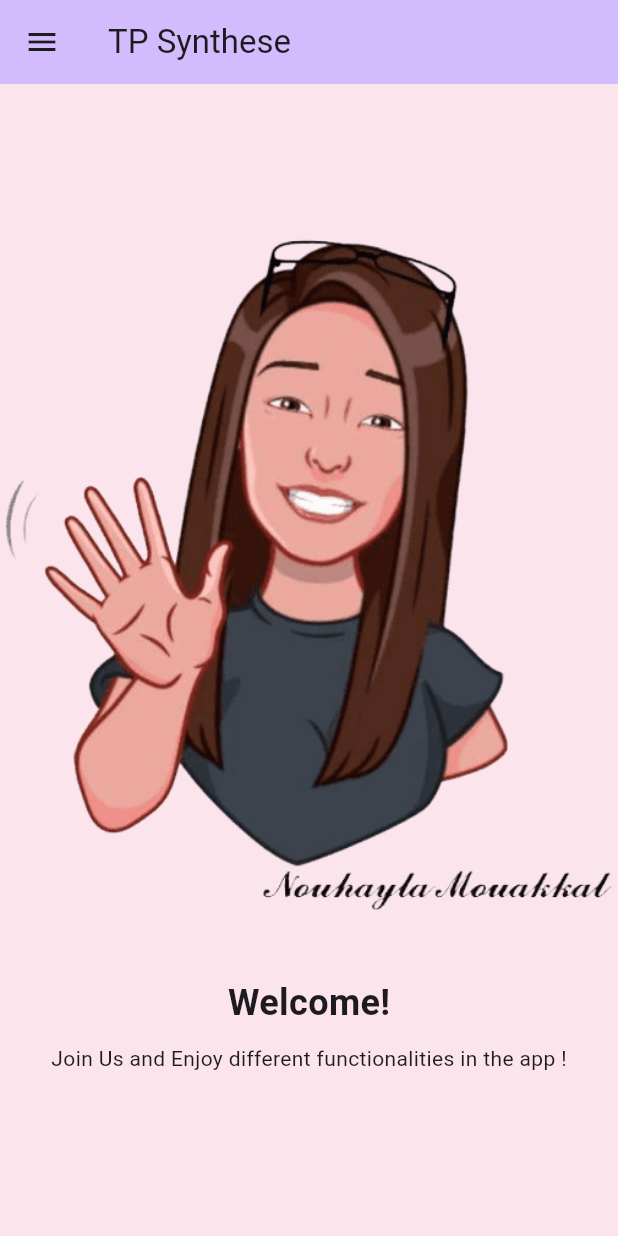
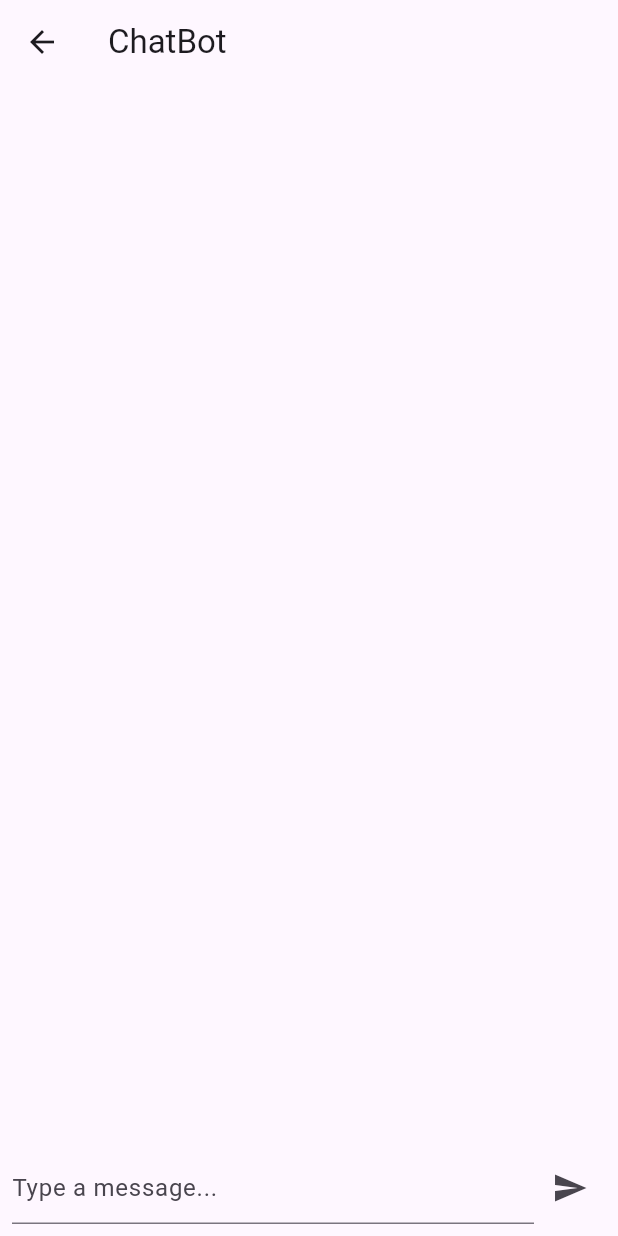
Before and after one commit to NouhaylaMouakkal/TP-synthese-Flutter, a Flutter app: the screen it shows after launch, in the side drawer, after a tap on "ChatBot", on a phone screen of 412 x 824 dp. Run offline on Flutter 3.47's test engine with Material 3 defaults, Android fonts, the light colour scheme and no system bars.

Commit message:
implement chatbot and mask detection items

```diff
--- /dev/null
+++ b/first_app/lib/chatbot.dart
@@ -0,0 +1,104 @@
+import 'package:flutter/material.dart';
+import 'package:http/http.dart' as http;
+import 'dart:convert';
+
+class ChatBot extends StatefulWidget {
+  const ChatBot({super.key});
+
+  @override
+  _ChatBotState createState() => _ChatBotState();
+}
+
+class _ChatBotState extends State<ChatBot> {
+  final TextEditingController _controller = TextEditingController();
+  List<Map<String, String>> _messages = [];
+
+  // Replace with your Gemini API key
+  final String _geminiApiKey = 'AIzaSyCO1FrXpKcd5-ZWW_EJ9D5sLHfo67Djvz8';
+
+  Future<void> _sendMessage(String message) async {
+    setState(() {
+      _messages.add({'sender': 'user', 'message': message});
+    });
+    _controller.clear();
+
+    final response = await http.post(
+      Uri.parse('https://api.ai.google/v1/sendToConversation'),
+      headers: {
+        'Content-Type': 'application/json',
+        'Authorization': 'Bearer $_geminiApiKey',
+      },
+      body: json.encode({
+        'conversationId': 'YOUR_CONVERSATION_ID',
+        'queryInput': {
+          'text': {
+            'text': message,
+            'languageCode': 'en',
+          },
+        },
+      }),
+    );
+
+    if (response.statusCode == 200) {
+      final data = json.decode(response.body);
+      final botMessage = data['webQueryResult']['conversationResponse']['messages'][0]['text']['text'];
+      setState(() {
+        _messages.add({'sender': 'bot', 'message': botMessage});
+      });
+    } else {
+      setState(() {
+        _messages.add({'sender': 'bot', 'message': 'Something went wrong. Please try again.'});
+      });
+    }
+  }
+
+  @override
+  Widget build(BuildContext context) {
+    return Scaffold(
+      appBar: AppBar(
+        title: Text('ChatBot'),
+      ),
+      body: Column(
+        children: [
+          Expanded(
+            child: ListView.builder(
+              itemCount: _messages.length,
+              itemBuilder: (context, index) {
+                final message = _messages[index];
+                return ListTile(
+                  title: Text(message['message']!),
+                  subtitle: Text(message['sender']!),
+                  tileColor: message['sender'] == 'user' ? Colors.blue[100] : Colors.grey[300],
+                  trailing: message['sender'] == 'user' ? Icon(Icons.person) : Icon(Icons.smart_toy),
+                );
+              },
+            ),
+          ),
+          Padding(
+            padding: const EdgeInsets.all(8.0),
+            child: Row(
+              children: [
+                Expanded(
+                  child: TextField(
+                    controller: _controller,
+                    decoration: InputDecoration(
+                      hintText: 'Type a message...',
+                    ),
+                  ),
+                ),
+                IconButton(
+                  icon: Icon(Icons.send),
+                  onPressed: () {
+                    if (_controller.text.isNotEmpty) {
+                      _sendMessage(_controller.text);
+                    }
+                  },
+                ),
+              ],
+            ),
+          ),
+        ],
+      ),
+    );
+  }
+}
--- a/first_app/lib/main.dart
+++ b/first_app/lib/main.dart
@@ -1,6 +1,8 @@
 import 'package:flutter/material.dart';
 import 'contactPage.dart';
 import 'meteoPage.dart';
+import 'chatbot.dart';
+import 'maskDetection.dart';  // Assurez-vous que ce fichier est correctement importé
 
 void main() {
   runApp(const MyApp());
@@ -31,7 +33,6 @@ class MyHomePage extends StatefulWidget {
 }
 
 class _MyHomePageState extends State<MyHomePage> {
-
   @override
   Widget build(BuildContext context) {
     return Scaffold(
@@ -80,14 +81,20 @@ class _MyHomePageState extends State<MyHomePage> {
               leading: const Icon(Icons.chat),
               title: const Text('ChatBot'),
               onTap: () {
-                Navigator.pop(context);
+                Navigator.push(
+                  context,
+                  MaterialPageRoute(builder: (context) => const ChatBot()),
+                );
               },
             ),
             ListTile(
               leading: const Icon(Icons.camera),
               title: const Text('Mask Detection'),
               onTap: () {
-                Navigator.pop(context);
+                Navigator.push(
+                  context,
+                  MaterialPageRoute(builder: (context) => const MaskDetection()),
+                );
               },
             ),
           ],
@@ -100,10 +107,17 @@ class _MyHomePageState extends State<MyHomePage> {
           children: [
             Image.asset('assets/myavatar.png'),
             const SizedBox(height: 20),
-            const Text('Welcome!',style: TextStyle(fontSize: 24,fontWeight: FontWeight.bold,),
-          ),
+            const Text(
+              'Welcome!',
+              style: TextStyle(
+                fontSize: 24,
+                fontWeight: FontWeight.bold,
+              ),
+            ),
             const SizedBox(height: 10),
-            const Text('Join Us and Enjoy different functionalities in the app !',),
+            const Text(
+              'Join Us and Enjoy different functionalities in the app!',
+            ),
             const SizedBox(height: 20),
           ],
         ),
```
Also changed, not shown: first_app/lib/maskDetection.dart (added, +37 -0 lines).
